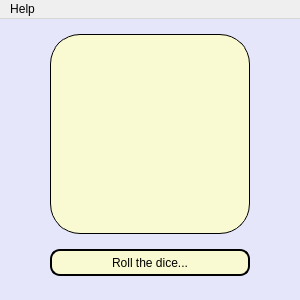
First picture: the form in dice-simulation/mainwindow.ui, repository ignabelitzky/gui-dice-simulation, before the edit.
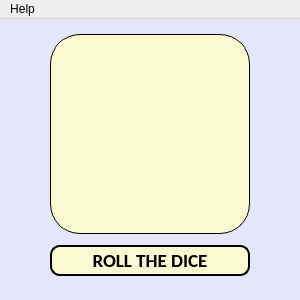
Second picture: the form after the edit. Icons and pictures are not drawn.

Commit message: app icon added and improvements on help action and message box, minor changes on buttons

Patch:
```diff
--- a/dice-simulation/mainwindow.ui
+++ b/dice-simulation/mainwindow.ui
@@ -36,12 +36,6 @@
 	background-color: #E6E6FA;
 }
 
-QPushButton {
-	border: 1.5px solid black;
-	border-radius: 10px;
-	background-color: #FAFAD2;
-}
-
 QPushButton:pressed {
 	background-color: #FFEFD5;
 }
@@ -94,13 +88,26 @@
     <property name="geometry">
      <rect>
       <x>50</x>
-      <y>230</y>
+      <y>226</y>
       <width>200</width>
-      <height>27</height>
+      <height>31</height>
      </rect>
     </property>
+    <property name="font">
+     <font>
+      <family>Carlito</family>
+      <pointsize>14</pointsize>
+      <weight>75</weight>
+      <bold>true</bold>
+     </font>
+    </property>
+    <property name="styleSheet">
+     <string notr="true">border: 1.5px solid black;
+border-radius: 10px;
+background-color: #FAFAD2;</string>
+    </property>
     <property name="text">
-     <string>Roll the dice...</string>
+     <string>ROLL THE DICE</string>
     </property>
    </widget>
    <widget class="QLabel" name="ouputLabelFrame">
```
Left out of the diff: 9 changed lines with no effect on the pictures. The commit also changes 4 other files.
